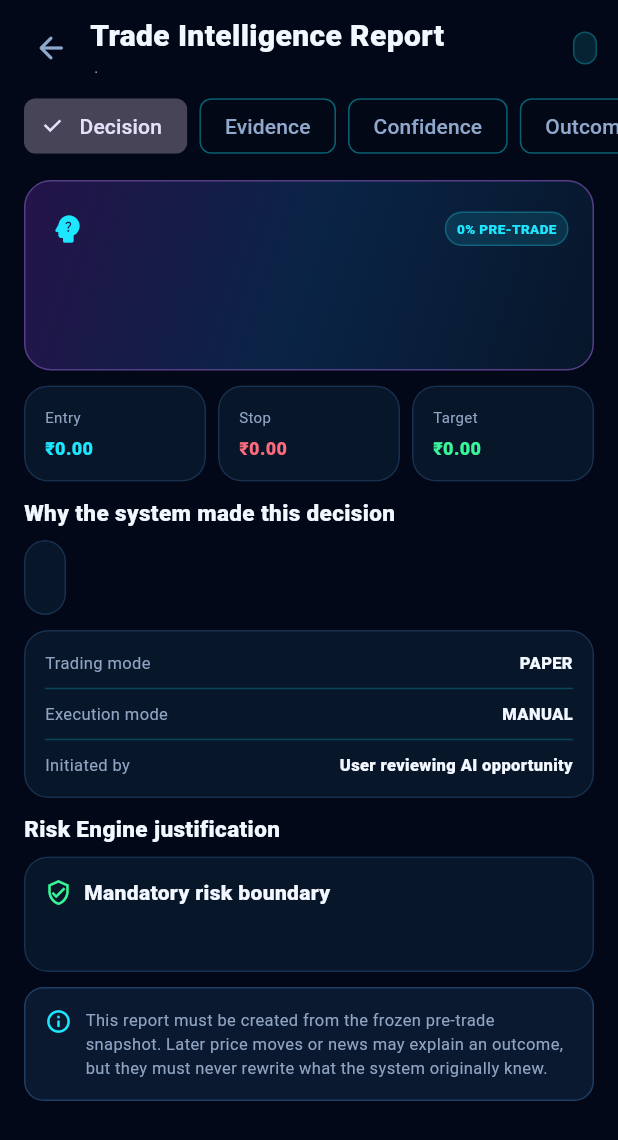
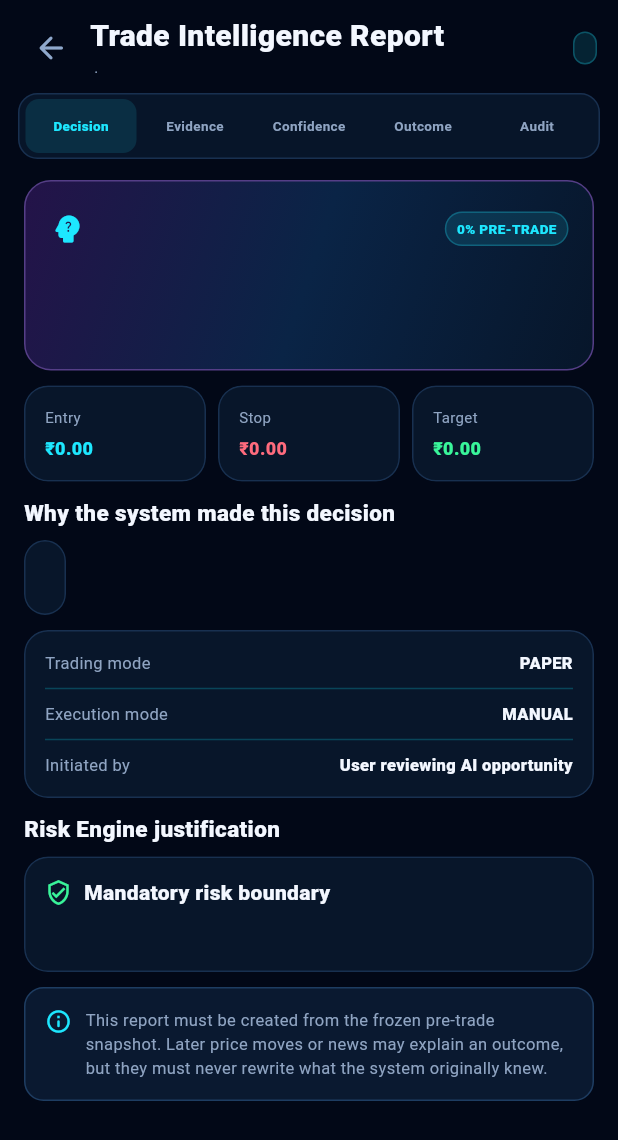
Before and after one commit to operationReact/AiTradingSystem, a Flutter app: the MockTradeIntelligenceReport screen opened directly with empty values, on a phone screen of 412 x 824 dp. Shown: the top 1140 px of the screen. Run offline on Flutter 3.47's test engine with Material 3 defaults, Android fonts, the phone set to English and light mode, and no system bars; our stand-ins replace local_auth, shared_preferences; accounts and stored records are empty.

Commit message:
Finalize phone-visible trade intelligence report

```diff
--- a/apps/trading_client/lib/src/presentation/review/mock_trade_intelligence_report.dart
+++ b/apps/trading_client/lib/src/presentation/review/mock_trade_intelligence_report.dart
@@ -72,25 +72,46 @@ class _MockTradeIntelligenceReportState extends State<MockTradeIntelligenceRepor
   }
 
   Widget _tabBar() {
-    return SizedBox(
+    const tabs = ['Decision', 'Evidence', 'Confidence', 'Outcome', 'Audit'];
+    return Container(
       height: 44,
-      child: SingleChildScrollView(
-        padding: const EdgeInsets.symmetric(horizontal: 16),
-        scrollDirection: Axis.horizontal,
-        child: Row(
-          children: ['Decision', 'Evidence', 'Confidence', 'Outcome', 'Audit']
-              .map(
-                (tab) => Padding(
-                  padding: const EdgeInsets.only(right: 8),
-                  child: ChoiceChip(
-                    label: Text(tab),
-                    selected: _tab == tab,
-                    onSelected: (_) => setState(() => _tab = tab),
+      margin: const EdgeInsets.symmetric(horizontal: 12),
+      padding: const EdgeInsets.all(3),
+      decoration: BoxDecoration(
+        color: const Color(0xFF071529),
+        borderRadius: BorderRadius.circular(13),
+        border: Border.all(color: const Color(0xFF183050)),
+      ),
+      child: Row(
+        children: tabs
+            .map(
+              (tab) => Expanded(
+                child: Padding(
+                  padding: const EdgeInsets.symmetric(horizontal: 1),
+                  child: Material(
+                    color: _tab == tab ? _C.cyan.withValues(alpha: .12) : Colors.transparent,
+                    borderRadius: BorderRadius.circular(9),
+                    child: InkWell(
+                      onTap: () => setState(() => _tab = tab),
+                      borderRadius: BorderRadius.circular(9),
+                      child: Center(
+                        child: Text(
+                          tab,
+                          maxLines: 1,
+                          overflow: TextOverflow.ellipsis,
+                          style: TextStyle(
+                            color: _tab == tab ? _C.cyan : _C.muted,
+                            fontSize: 9,
+                            fontWeight: _tab == tab ? FontWeight.w900 : FontWeight.w700,
+                          ),
+                        ),
+                      ),
+                    ),
                   ),
                 ),
-              )
-              .toList(),
-        ),
+              ),
+            )
+            .toList(),
       ),
     );
   }
```
